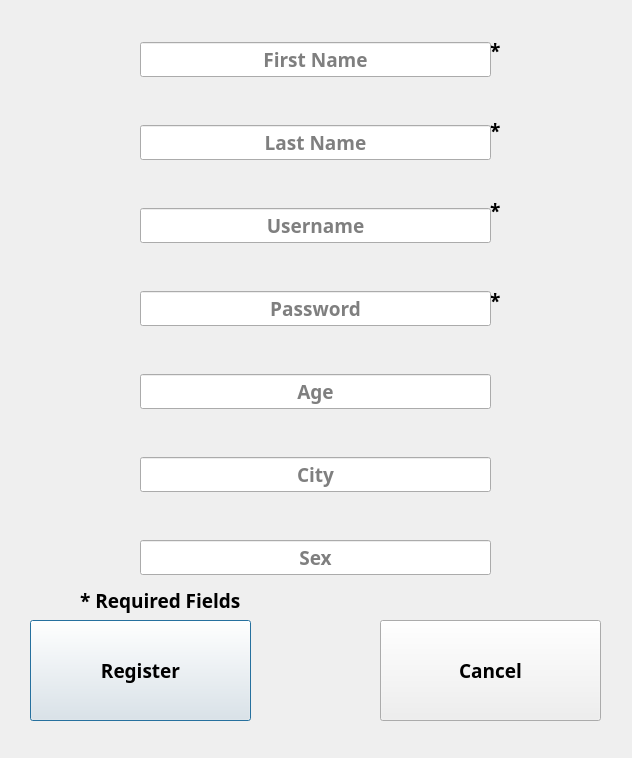
Above: registration.ui from tarunjoseph93/Client-QT-Application before the change. Below: the same form after it.
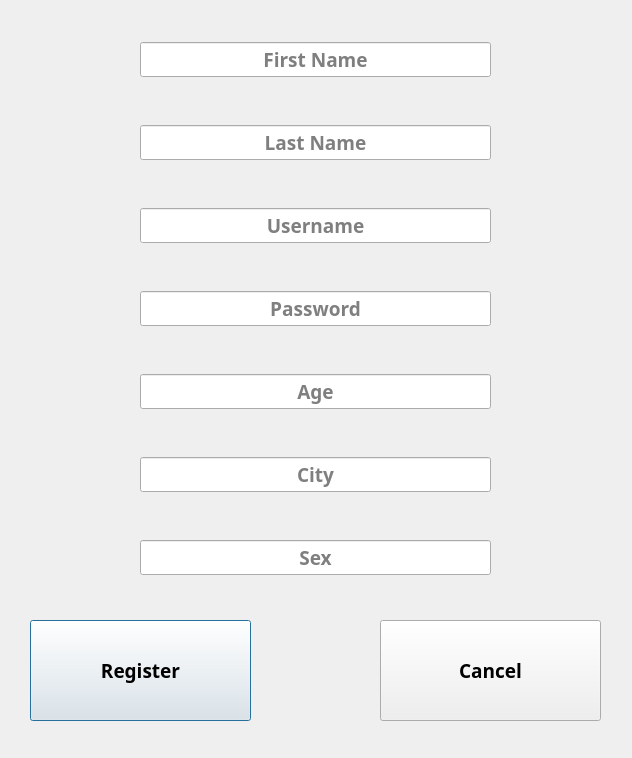
That is the form after the change.

What changed in the file:
```diff
--- a/registration.ui
+++ b/registration.ui
@@ -47,72 +47,7 @@
     <string>Cancel</string>
    </property>
   </widget>
-  <widget class="QLabel" name="label_8">
-   <property name="geometry">
-    <rect>
-     <x>490</x>
-     <y>30</y>
-     <width>31</width>
-     <height>41</height>
-    </rect>
-   </property>
-   <property name="text">
-    <string>*</string>
-   </property>
-  </widget>
-  <widget class="QLabel" name="label_9">
-   <property name="geometry">
-    <rect>
-     <x>490</x>
-     <y>280</y>
-     <width>31</width>
-     <height>41</height>
-    </rect>
-   </property>
-   <property name="text">
-    <string>*</string>
-   </property>
-  </widget>
-  <widget class="QLabel" name="label_11">
-   <property name="geometry">
-    <rect>
-     <x>490</x>
-     <y>190</y>
-     <width>31</width>
-     <height>41</height>
-    </rect>
-   </property>
-   <property name="text">
-    <string>*</string>
-   </property>
-  </widget>
-  <widget class="QLabel" name="label_12">
-   <property name="geometry">
-    <rect>
-     <x>490</x>
-     <y>110</y>
-     <width>31</width>
-     <height>41</height>
-    </rect>
-   </property>
-   <property name="text">
-    <string>*</string>
-   </property>
-  </widget>
-  <widget class="QLabel" name="label">
-   <property name="geometry">
-    <rect>
-     <x>80</x>
-     <y>580</y>
-     <width>471</width>
-     <height>41</height>
-    </rect>
-   </property>
-   <property name="text">
-    <string>* Required Fields</string>
-   </property>
-  </widget>
-  <widget class="QWidget" name="">
+  <widget class="QWidget" name="layoutWidget">
    <property name="geometry">
     <rect>
      <x>140</x>
```
